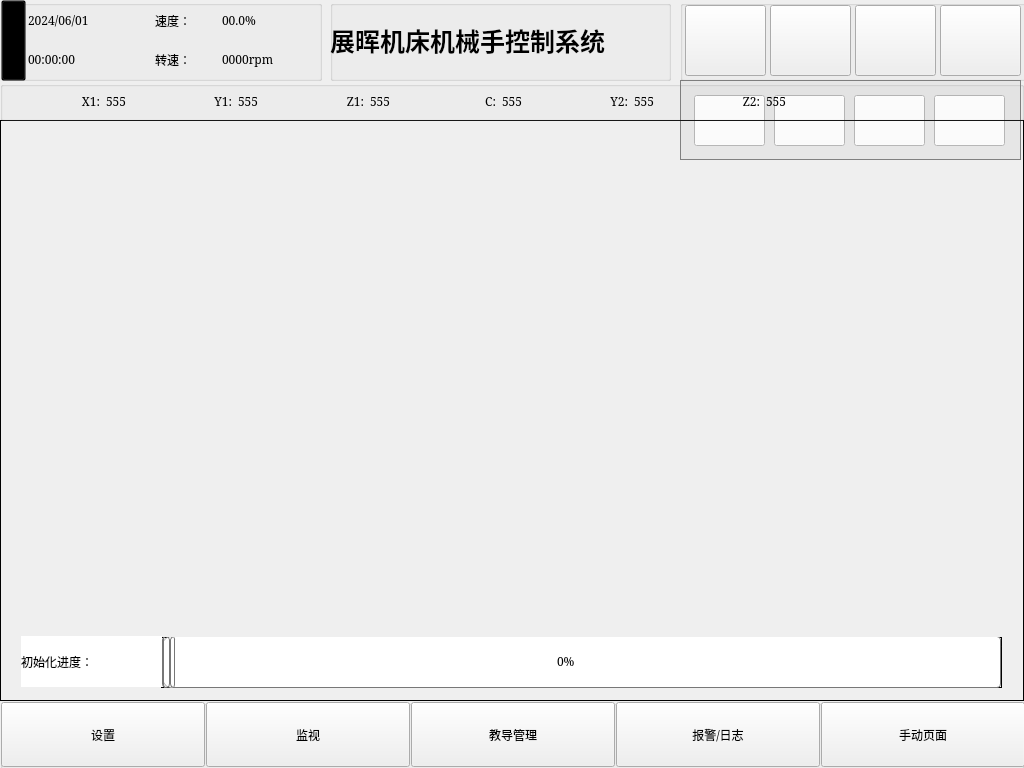
Qt form mainwindow.ui (Jade-yun/MachineTool) before a commit.
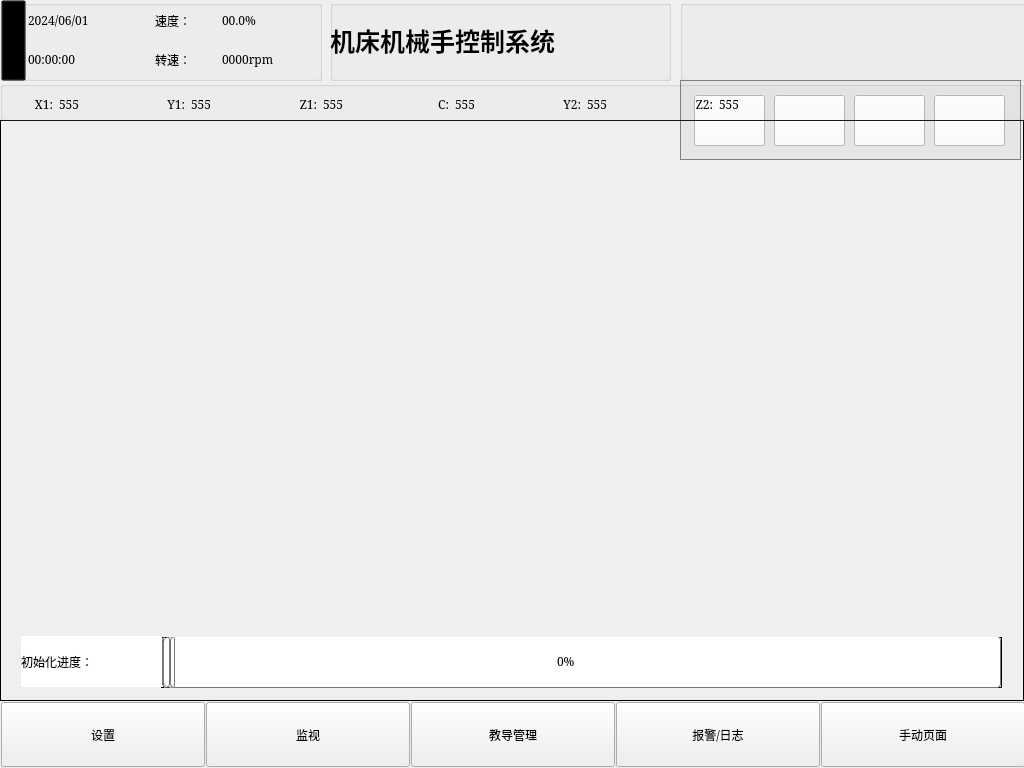
The same form after that commit. Icons and pictures are not drawn. Custom widgets are drawn as their Qt base class.

What changed in the file:
```diff
--- a/mainwindow.ui
+++ b/mainwindow.ui
@@ -529,18 +529,16 @@
     <property name="title">
      <string/>
     </property>
-    <widget class="QWidget" name="layoutWidget">
+    <widget class="QWidget" name="">
      <property name="geometry">
       <rect>
-       <x>60</x>
-       <y>0</y>
-       <width>841</width>
-       <height>41</height>
+       <x>13</x>
+       <y>1</y>
+       <width>991</width>
+       <height>44</height>
       </rect>
      </property>
-     <layout class="QHBoxLayout" name="horizontalLayout">
-      <item>
-       <layout class="QHBoxLayout" name="horizontalLayout_6">
+     <layout class="QHBoxLayout" name="horizontalLayout_7">
         <item>
          <layout class="QHBoxLayout" name="horizontalLayout_2">
           <item>
@@ -548,13 +546,13 @@
             <property name="minimumSize">
              <size>
               <width>40</width>
-              <height>30</height>
+            <height>40</height>
              </size>
             </property>
             <property name="maximumSize">
              <size>
               <width>40</width>
-              <height>30</height>
+            <height>40</height>
              </size>
             </property>
             <property name="font">
@@ -575,13 +573,13 @@
             <property name="minimumSize">
              <size>
               <width>80</width>
-              <height>30</height>
+            <height>40</height>
              </size>
             </property>
             <property name="maximumSize">
              <size>
-              <width>80</width>
-              <height>30</height>
+            <width>16777215</width>
+            <height>40</height>
              </size>
             </property>
             <property name="font">
@@ -603,13 +601,13 @@
             <property name="minimumSize">
              <size>
               <width>40</width>
-              <height>30</height>
+            <height>40</height>
              </size>
             </property>
             <property name="maximumSize">
              <size>
               <width>40</width>
-              <height>30</height>
+            <height>40</height>
              </size>
             </property>
             <property name="font">
@@ -630,13 +628,13 @@
             <property name="minimumSize">
              <size>
               <width>80</width>
-              <height>30</height>
+            <height>40</height>
              </size>
             </property>
             <property name="maximumSize">
              <size>
-              <width>80</width>
-              <height>30</height>
+            <width>16777215</width>
+            <height>40</height>
              </size>
             </property>
             <property name="font">
@@ -658,13 +656,13 @@
             <property name="minimumSize">
              <size>
               <width>40</width>
-              <height>30</height>
+            <height>40</height>
              </size>
             </property>
             <property name="maximumSize">
              <size>
               <width>40</width>
-              <height>30</height>
+            <height>40</height>
              </size>
             </property>
             <property name="font">
@@ -685,13 +683,13 @@
             <property name="minimumSize">
              <size>
               <width>80</width>
-              <height>30</height>
+            <height>40</height>
              </size>
             </property>
             <property name="maximumSize">
              <size>
-              <width>80</width>
-              <height>30</height>
+            <width>16777215</width>
+            <height>40</height>
              </size>
             </property>
             <property name="font">
@@ -706,18 +704,20 @@
           </item>
          </layout>
         </item>
+      <item>
+       <layout class="QHBoxLayout" name="horizontalLayout">
         <item>
          <widget class="QLabel" name="label_C">
           <property name="minimumSize">
            <size>
             <width>40</width>
-            <height>30</height>
+            <height>40</height>
            </size>
           </property>
           <property name="maximumSize">
            <size>
             <width>40</width>
-            <height>30</height>
+            <height>40</height>
            </size>
           </property>
           <property name="font">
@@ -738,13 +738,13 @@
           <property name="minimumSize">
            <size>
             <width>80</width>
-            <height>30</height>
+            <height>40</height>
            </size>
           </property>
           <property name="maximumSize">
            <size>
-            <width>80</width>
-            <height>30</height>
+            <width>16777215</width>
+            <height>40</height>
            </size>
           </property>
           <property name="font">
@@ -760,19 +760,19 @@
        </layout>
       </item>
       <item>
-       <layout class="QHBoxLayout" name="horizontalLayout_8">
+       <layout class="QHBoxLayout" name="horizontalLayout_5">
         <item>
          <widget class="QLabel" name="label_Y2">
           <property name="minimumSize">
            <size>
             <width>40</width>
-            <height>30</height>
+            <height>40</height>
            </size>
           </property>
           <property name="maximumSize">
            <size>
             <width>40</width>
-            <height>30</height>
+            <height>40</height>
            </size>
           </property>
           <property name="font">
@@ -793,13 +793,13 @@
           <property name="minimumSize">
            <size>
             <width>80</width>
-            <height>30</height>
+            <height>40</height>
            </size>
           </property>
           <property name="maximumSize">
            <size>
-            <width>80</width>
-            <height>30</height>
+            <width>16777215</width>
+            <height>40</height>
            </size>
           </property>
           <property name="font">
@@ -815,19 +815,19 @@
        </layout>
       </item>
       <item>
-       <layout class="QHBoxLayout" name="horizontalLayout_7">
+       <layout class="QHBoxLayout" name="horizontalLayout_6">
         <item>
          <widget class="QLabel" name="label_Z2">
           <property name="minimumSize">
            <size>
             <width>40</width>
-            <height>30</height>
+            <height>40</height>
            </size>
           </property>
           <property name="maximumSize">
            <size>
             <width>40</width>
-            <height>30</height>
+            <height>40</height>
            </size>
           </property>
           <property name="font">
@@ -845,16 +845,22 @@
         </item>
         <item>
          <widget class="QLabel" name="Z2_speed">
+          <property name="sizePolicy">
+           <sizepolicy hsizetype="Preferred" vsizetype="Fixed">
+            <horstretch>0</horstretch>
+            <verstretch>0</verstretch>
+           </sizepolicy>
+          </property>
           <property name="minimumSize">
            <size>
             <width>80</width>
-            <height>30</height>
+            <height>40</height>
            </size>
           </property>
           <property name="maximumSize">
            <size>
-            <width>80</width>
-            <height>30</height>
+            <width>16777215</width>
+            <height>40</height>
            </size>
           </property>
           <property name="font">
@@ -866,8 +872,6 @@
            <string>555</string>
           </property>
          </widget>
-        </item>
-       </layout>
       </item>
       <item>
        <spacer name="horizontalSpacer">
@@ -883,6 +887,8 @@
        </spacer>
       </item>
      </layout>
+      </item>
+     </layout>
     </widget>
    </widget>
    <widget class="QGroupBox" name="groupBoxHomeTopLeft">
@@ -1145,7 +1151,7 @@
       <locale language="Chinese" country="China"/>
      </property>
      <property name="text">
-      <string>展晖机床机械手控制系统</string>
+      <string>机床机械手控制系统</string>
      </property>
      <property name="alignment">
       <set>Qt::AlignLeading|Qt::AlignLeft|Qt::AlignVCenter</set>
@@ -1161,6 +1167,13 @@
       <height>81</height>
      </rect>
     </property>
+    <property name="styleSheet">
+     <string notr="true">QPushButton {
+    background-color: transparent; /* 背景透明 */
+    border: none;                  /* 无边框 */
+}
+</string>
+    </property>
     <property name="title">
      <string/>
     </property>
@@ -1173,6 +1186,9 @@
        <height>71</height>
       </rect>
      </property>
+     <property name="styleSheet">
+      <string notr="true"/>
+     </property>
      <property name="text">
       <string/>
      </property>
@@ -1182,8 +1198,8 @@
      </property>
      <property name="iconSize">
       <size>
-       <width>70</width>
-       <height>70</height>
+       <width>60</width>
+       <height>60</height>
       </size>
      </property>
     </widget>
@@ -1205,8 +1221,8 @@
      </property>
      <property name="iconSize">
       <size>
-       <width>70</width>
-       <height>70</height>
+       <width>60</width>
+       <height>60</height>
       </size>
      </property>
     </widget>
@@ -1251,8 +1267,8 @@
      </property>
      <property name="iconSize">
       <size>
-       <width>70</width>
-       <height>70</height>
+       <width>60</width>
+       <height>60</height>
       </size>
      </property>
      <property name="checkable">
```
Lines whose indentation alone changed are shown as unchanged.
